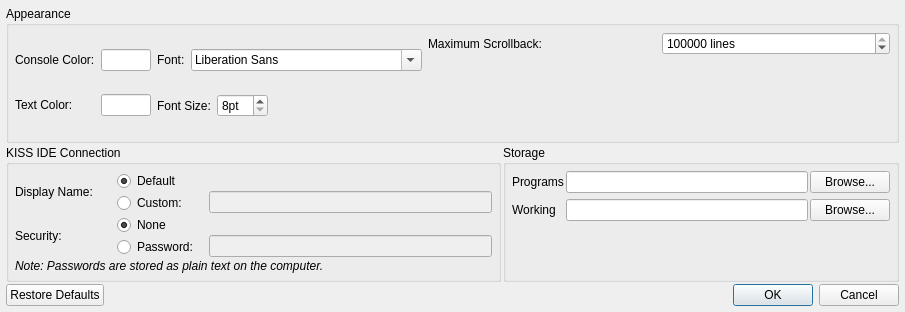
The window that ui/settings_dialog.ui (kipr/cs2) describes before a commit, drawn with Qt 5.
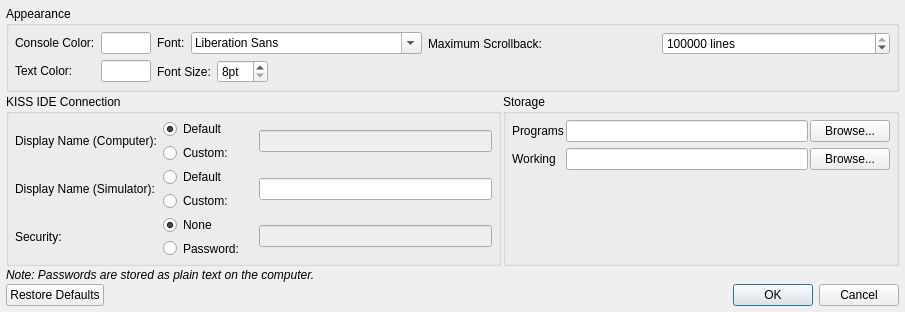
The same window after the commit. Custom widgets are drawn as their Qt base class.

Commit message: Resurrected and enhanced the settings dialog

Diff of the .ui file:
```diff
--- a/ui/settings_dialog.ui
+++ b/ui/settings_dialog.ui
@@ -202,194 +202,156 @@
        <property name="title">
         <string>KISS IDE Connection</string>
        </property>
-       <layout class="QVBoxLayout" name="verticalLayout_7">
-        <property name="spacing">
-         <number>2</number>
-        </property>
+       <layout class="QGridLayout" name="gridLayout_5">
         <property name="margin">
          <number>6</number>
         </property>
-        <item>
-         <layout class="QHBoxLayout" name="horizontalLayout">
-          <property name="spacing">
-           <number>2</number>
+        <item row="2" column="0">
+         <widget class="QLabel" name="displayNameLabel_2">
+          <property name="minimumSize">
+           <size>
+            <width>100</width>
+            <height>0</height>
+           </size>
           </property>
+          <property name="text">
+           <string>Security:</string>
+          </property>
+         </widget>
+        </item>
+        <item row="1" column="0">
+         <widget class="QLabel" name="displayNameSimulatorLabel">
+          <property name="text">
+           <string>Display Name (Simulator):</string>
+          </property>
+         </widget>
+        </item>
+        <item row="0" column="2">
+         <widget class="QLineEdit" name="displayNameComputerEdit">
+          <property name="enabled">
+           <bool>false</bool>
+          </property>
+         </widget>
+        </item>
+        <item row="1" column="1">
+         <layout class="QVBoxLayout" name="verticalLayout_11">
           <item>
-           <widget class="QLabel" name="displayNameLabel">
+           <widget class="QRadioButton" name="defaultDisplayNameSimulatorButton">
+            <property name="text">
+             <string>Default</string>
+            </property>
+            <property name="checked">
+             <bool>true</bool>
+            </property>
+           </widget>
+          </item>
+          <item>
+           <widget class="QRadioButton" name="customDisplayNameSimulatorButton">
+            <property name="text">
+             <string>Custom:</string>
+            </property>
+           </widget>
+          </item>
+         </layout>
+        </item>
+        <item row="0" column="1">
+         <layout class="QVBoxLayout" name="verticalLayout">
+          <item>
+           <widget class="QRadioButton" name="defaultDisplayNameComputerButton">
             <property name="minimumSize">
              <size>
-              <width>100</width>
+              <width>90</width>
               <height>0</height>
              </size>
             </property>
             <property name="text">
-             <string>Display Name:</string>
+             <string>Default</string>
             </property>
+            <property name="checked">
+             <bool>true</bool>
+            </property>
+            <attribute name="buttonGroup">
+             <string notr="true">buttonGroup_2</string>
+            </attribute>
            </widget>
           </item>
           <item>
-           <layout class="QVBoxLayout" name="verticalLayout">
-            <item>
-             <widget class="QRadioButton" name="defaultDisplayNameButton">
-              <property name="minimumSize">
-               <size>
-                <width>90</width>
-                <height>0</height>
-               </size>
-              </property>
-              <property name="text">
-               <string>Default</string>
-              </property>
-              <property name="checked">
-               <bool>true</bool>
-              </property>
-              <attribute name="buttonGroup">
-               <string notr="true">buttonGroup_2</string>
-              </attribute>
-             </widget>
-            </item>
-            <item>
-             <widget class="QRadioButton" name="customDisplayNameButton">
-              <property name="minimumSize">
-               <size>
-                <width>90</width>
-                <height>0</height>
-               </size>
-              </property>
-              <property name="text">
-               <string>Custom:</string>
-              </property>
-              <attribute name="buttonGroup">
-               <string notr="true">buttonGroup_2</string>
-              </attribute>
-             </widget>
-            </item>
-           </layout>
+           <widget class="QRadioButton" name="customDisplayNameComputerButton">
+            <property name="minimumSize">
+             <size>
+              <width>90</width>
+              <height>0</height>
+             </size>
+            </property>
+            <property name="text">
+             <string>Custom:</string>
+            </property>
+            <attribute name="buttonGroup">
+             <string notr="true">buttonGroup_2</string>
+            </attribute>
+           </widget>
           </item>
-          <item>
-           <layout class="QVBoxLayout" name="verticalLayout_3">
-            <item>
-             <spacer name="verticalSpacer_2">
-              <property name="orientation">
-               <enum>Qt::Vertical</enum>
-              </property>
-              <property name="sizeType">
-               <enum>QSizePolicy::Fixed</enum>
-              </property>
-              <property name="sizeHint" stdset="0">
-               <size>
-                <width>20</width>
-                <height>20</height>
-               </size>
-              </property>
-             </spacer>
-            </item>
-            <item>
-             <widget class="QLineEdit" name="customDisplayNameEdit">
-              <property name="enabled">
-               <bool>false</bool>
-              </property>
-             </widget>
-            </item>
-           </layout>
-          </item>
          </layout>
         </item>
-        <item>
-         <layout class="QHBoxLayout" name="horizontalLayout_5">
-          <property name="spacing">
-           <number>2</number>
+        <item row="1" column="2">
+         <widget class="QLineEdit" name="displayNameSimulatorEdit"/>
+        </item>
+        <item row="2" column="2">
+         <widget class="QLineEdit" name="passwordEdit">
+          <property name="enabled">
+           <bool>false</bool>
           </property>
+         </widget>
+        </item>
+        <item row="2" column="1">
+         <layout class="QVBoxLayout" name="verticalLayout_4">
           <item>
-           <widget class="QLabel" name="displayNameLabel_2">
+           <widget class="QRadioButton" name="noneCheck">
             <property name="minimumSize">
              <size>
-              <width>100</width>
+              <width>90</width>
               <height>0</height>
              </size>
             </property>
             <property name="text">
-             <string>Security:</string>
+             <string>None</string>
             </property>
+            <property name="checked">
+             <bool>true</bool>
+            </property>
+            <attribute name="buttonGroup">
+             <string notr="true">buttonGroup</string>
+            </attribute>
            </widget>
           </item>
           <item>
-           <layout class="QVBoxLayout" name="verticalLayout_4">
-            <item>
-             <widget class="QRadioButton" name="noneCheck">
-              <property name="minimumSize">
-               <size>
-                <width>90</width>
-                <height>0</height>
-               </size>
-              </property>
-              <property name="text">
-               <string>None</string>
-              </property>
-              <property name="checked">
-               <bool>true</bool>
-              </property>
-              <attribute name="buttonGroup">
-               <string notr="true">buttonGroup</string>
-              </attribute>
-             </widget>
-            </item>
-            <item>
-             <widget class="QRadioButton" name="passwordCheck">
-              <property name="minimumSize">
-               <size>
-                <width>90</width>
-                <height>0</height>
-               </size>
-              </property>
-              <property name="text">
-               <string>Password:</string>
-              </property>
-              <attribute name="buttonGroup">
-               <string notr="true">buttonGroup</string>
-              </attribute>
-             </widget>
-            </item>
-           </layout>
+           <widget class="QRadioButton" name="passwordCheck">
+            <property name="minimumSize">
+             <size>
+              <width>90</width>
+              <height>0</height>
+             </size>
+            </property>
+            <property name="text">
+             <string>Password:</string>
+            </property>
+            <attribute name="buttonGroup">
+             <string notr="true">buttonGroup</string>
+            </attribute>
+           </widget>
           </item>
-          <item>
-           <layout class="QVBoxLayout" name="verticalLayout_6">
-            <item>
-             <spacer name="verticalSpacer_5">
-              <property name="orientation">
-               <enum>Qt::Vertical</enum>
-              </property>
-              <property name="sizeType">
-               <enum>QSizePolicy::Fixed</enum>
-              </property>
-              <property name="sizeHint" stdset="0">
-               <size>
-                <width>20</width>
-                <height>20</height>
-               </size>
-              </property>
-             </spacer>
-            </item>
-            <item>
-             <widget class="QLineEdit" name="password">
-              <property name="enabled">
-               <bool>false</bool>
-              </property>
-             </widget>
-            </item>
-           </layout>
-          </item>
          </layout>
         </item>
-        <item>
-         <widget class="QLabel" name="label_4">
-          <property name="font">
-           <font>
-            <italic>true</italic>
-           </font>
+        <item row="0" column="0">
+         <widget class="QLabel" name="displayNameComputerLabel">
+          <property name="minimumSize">
+           <size>
+            <width>100</width>
+            <height>0</height>
+           </size>
           </property>
           <property name="text">
-           <string>Note: Passwords are stored as plain text on the computer.</string>
+           <string>Display Name (Computer):</string>
           </property>
          </widget>
         </item>
@@ -471,6 +433,18 @@
      </item>
     </layout>
    </item>
+   <item>
+    <widget class="QLabel" name="label_4">
+     <property name="font">
+      <font>
+       <italic>true</italic>
+      </font>
+     </property>
+     <property name="text">
+      <string>Note: Passwords are stored as plain text on the computer.</string>
+     </property>
+    </widget>
+   </item>
    <item>
     <layout class="QHBoxLayout" name="horizontalLayout_6">
      <item>
```
Left out of the diff: 4 changed lines with no effect on the pictures. The commit also changes 4 other files.
